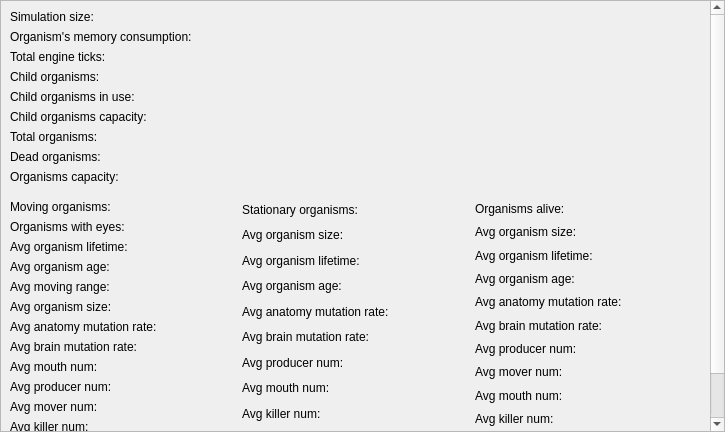
Old version of the form Source/UiFiles/statistics.ui in the repository SuperSpaceEye/LifeEngineExtended.
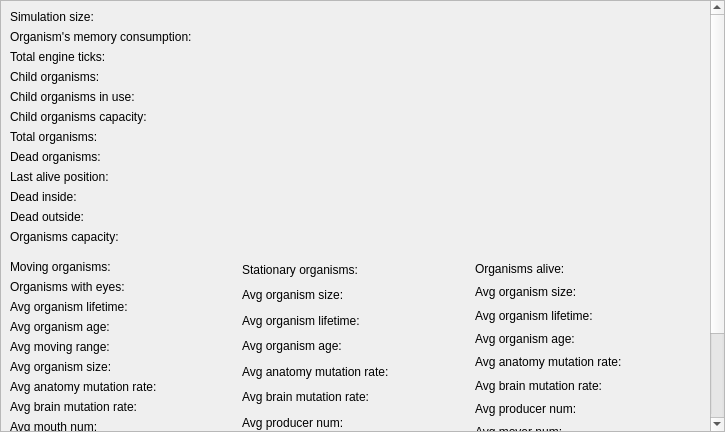
New version of the form.

Patch:
```diff
--- a/Source/UiFiles/statistics.ui
+++ b/Source/UiFiles/statistics.ui
@@ -46,7 +46,7 @@
         <x>0</x>
         <y>0</y>
         <width>709</width>
-        <height>567</height>
+        <height>636</height>
        </rect>
       </property>
       <property name="sizePolicy">
@@ -142,6 +142,27 @@
             </property>
            </widget>
           </item>
+          <item>
+           <widget class="QLabel" name="lb_last_alive_position">
+            <property name="text">
+             <string>Last alive position:</string>
+            </property>
+           </widget>
+          </item>
+          <item>
+           <widget class="QLabel" name="lb_dead_inside">
+            <property name="text">
+             <string>Dead inside:</string>
+            </property>
+           </widget>
+          </item>
+          <item>
+           <widget class="QLabel" name="lb_dead_outside">
+            <property name="text">
+             <string>Dead outside:</string>
+            </property>
+           </widget>
+          </item>
           <item>
            <widget class="QLabel" name="lb_organisms_capacity">
             <property name="text">
```
